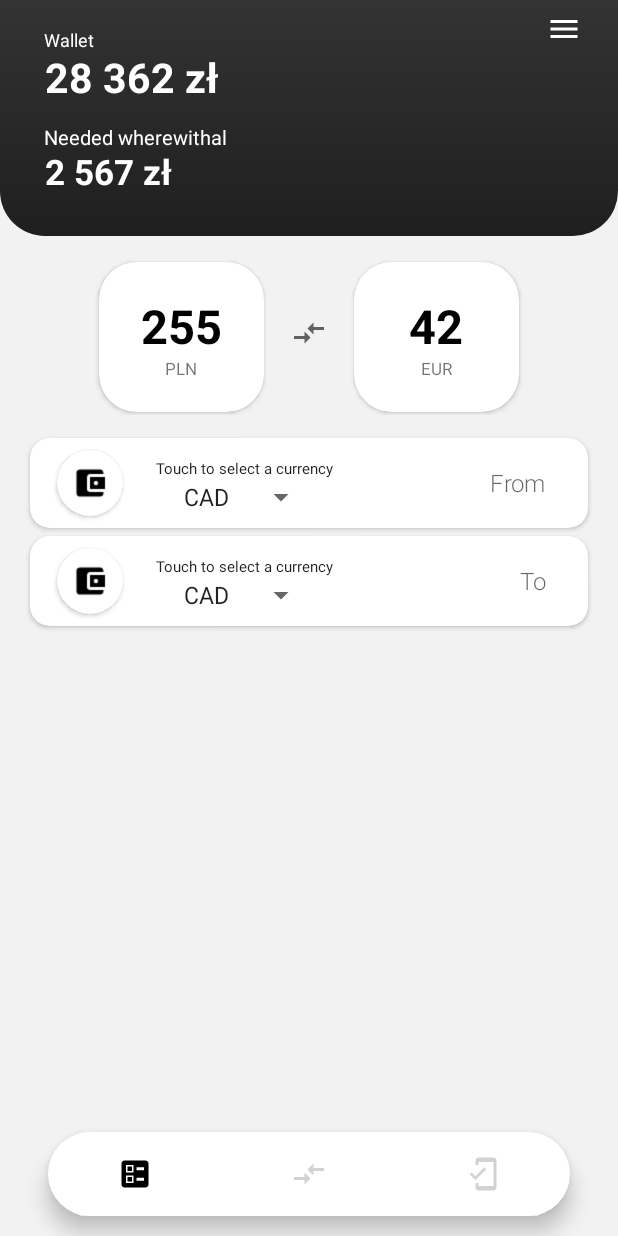
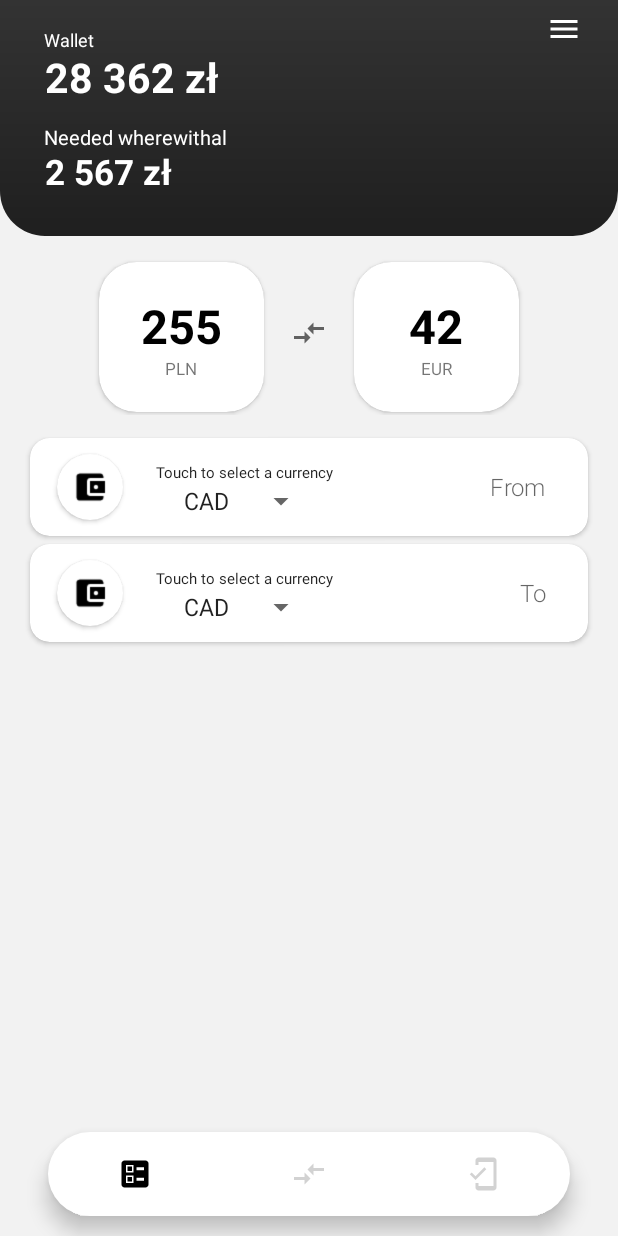
Before and after one commit to Colderz/Expenotes, an Android app: the ConverterFragment screen opened through its navigation route, on a phone screen of 412 x 824 dp. Run offline under Robolectric (Android 15) with nearby library versions, the light colour scheme and no system bars; our stand-ins replace navigation-ui; 1 statement that could not run was skipped.

Commit message:
Support for displaying values received from dialogFragment

```diff
--- a/app/src/main/java/pakiet/arkadiuszzimny/expenotes_v1/ui/fragments/AmountDialogFragment.kt
+++ b/app/src/main/java/pakiet/arkadiuszzimny/expenotes_v1/ui/fragments/AmountDialogFragment.kt
@@ -1,5 +1,7 @@
 package pakiet.arkadiuszzimny.expenotes_v1.ui.fragments
 
+import android.app.Activity
+import android.content.Intent
 import android.os.Bundle
 import android.text.Editable
 import android.text.TextWatcher
@@ -67,6 +69,9 @@ class AmountDialogFragment: DialogFragment() {
 
     private fun setupClickListener(view: View) {
         view.savebtn.setOnClickListener {
+            var intent = Intent()
+                intent.putExtra("value", etFrom.text.toString())
+            targetFragment!!.onActivityResult(targetRequestCode, Activity.RESULT_OK, intent)
             dismiss()
         }
     }
--- a/app/src/main/res/layout/fragment_conv.xml
+++ b/app/src/main/res/layout/fragment_conv.xml
@@ -95,7 +95,7 @@
 
     <androidx.cardview.widget.CardView
         android:layout_width="match_parent"
-        android:layout_height="60dp"
+        android:layout_height="65dp"
         app:cardCornerRadius="13dp"
         android:layout_marginHorizontal="20dp"
         android:layout_marginTop="5dp">
@@ -176,7 +176,7 @@
     </androidx.cardview.widget.CardView>
     <androidx.cardview.widget.CardView
         android:layout_width="match_parent"
-        android:layout_height="60dp"
+        android:layout_height="65dp"
         app:cardCornerRadius="13dp"
         android:layout_marginHorizontal="20dp"
         android:layout_marginTop="5dp">
@@ -228,7 +228,7 @@
                     android:layout_width="wrap_content"
                     android:layout_height="wrap_content"
                     android:entries="@array/currency_codes"
-                    android:layout_gravity="center_horizontal"/>
+                    android:layout_gravity="center_horizontal" />
 
             </LinearLayout>
 
```
Also changed, not shown: app/src/main/java/pakiet/arkadiuszzimny/expenotes_v1/ui/fragments/ConverterFragment.kt (+17 -1 lines).
